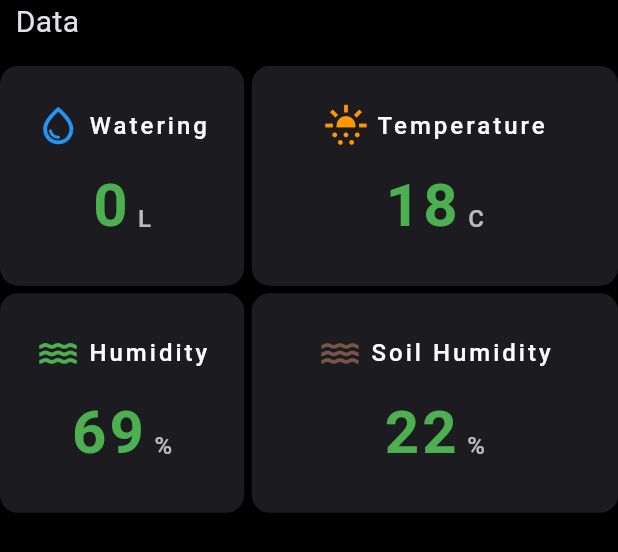
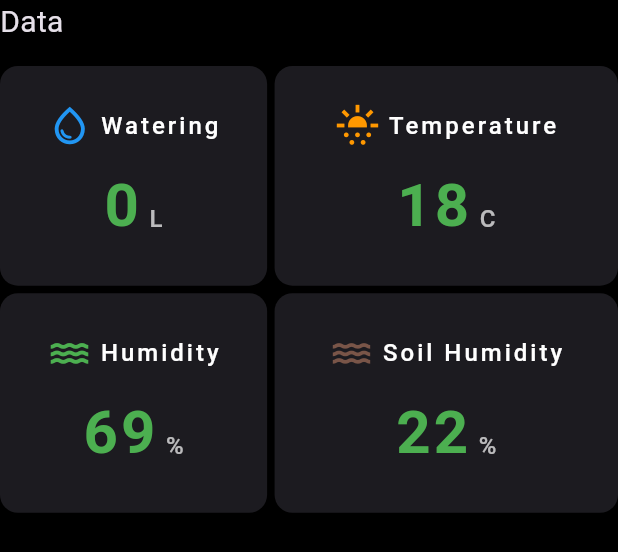
Before and after one commit to ahmedelshahed21/Smart_Farm_App, a Flutter app: the PlantDataSection widget shown alone on an empty page, opened directly, on a phone screen of 412 x 824 dp. Shown: the top 552 px of the screen. Run offline on Flutter 3.47's test engine with Material 3 defaults, Android fonts, the phone set to English and light mode, and no system bars; our stand-ins replace animated_splash_screen, lottie, page_transition, percent_indicator, sleek_circular_slider.

Commit message:
Commit 12

```diff
--- a/lib/core/widgets/plant_data_card.dart
+++ b/lib/core/widgets/plant_data_card.dart
@@ -13,8 +13,6 @@ class PlantDataCard extends StatelessWidget{
   Widget build(BuildContext context) {
     return Container(
       padding: EdgeInsets.symmetric(vertical: MediaQuery.of(context).size.height*.03),
-      // height: MediaQuery.of(context).size.height*0.16,
-      // width: MediaQuery.of(context).size.width*width!,
       decoration: BoxDecoration(
           borderRadius: BorderRadius.circular(12),
           color: kItemColor
--- a/lib/features/plant/presentation/views/widgets/plant_data_section.dart
+++ b/lib/features/plant/presentation/views/widgets/plant_data_section.dart
@@ -14,57 +14,59 @@ class PlantDataSection extends StatelessWidget {
     return Column(
       crossAxisAlignment: CrossAxisAlignment.start,
       children: [
-        const Text('\t\tData',
+        const Text('Data',
           style: TextStyle(
             fontSize: 20,
-            //color: kPrimaryColor
           ),
         ),
         const SizedBox(height: 15),
         Row(
+          mainAxisAlignment: MainAxisAlignment.center,
           children: [
             Expanded(
-              flex: 2,
-              child: Column(
-                mainAxisAlignment: MainAxisAlignment.center,
-                children: [
-                  PlantDataCard(
+              flex: 7,
+              child: PlantDataCard(
                   name: 'Watering',
                   icon: Icons.water_drop_outlined,
                   iconColo: Colors.blue,
                   value: water ?? 0,
                   unity: 'L'
               ),
+            ),
+            const SizedBox(width: 5.0),
+            Expanded(
+              flex: 9,
+              child: PlantDataCard(name: 'Temperature',
+                  icon: Icons.sunny_snowing,
+                  iconColo: Colors.orange,
+                  value: temp ?? 17.5,
+                  unity: 'C'
+              ),
+            ),
+
+          ],
+        ),
         const SizedBox(height: 5.0),
-                  PlantDataCard(name: 'Humidity',
+        Row(
+          mainAxisAlignment: MainAxisAlignment.center,
+          children: [
+            Expanded(
+              flex: 7,
+              child: PlantDataCard(name: 'Humidity',
                   icon: Icons.water,
                   iconColo: kPrimaryColor,
                   value: humidity?? 69.1,
                   unity: '%'
               ),
-                ],
-              ),
             ),
             const SizedBox(width: 5.0),
             Expanded(
-              flex: 3,
-              child: Column(
-                mainAxisAlignment: MainAxisAlignment.center,
-                children: [
-                  PlantDataCard(name: 'Temperature',
-                      icon: Icons.sunny_snowing,
-                      iconColo: Colors.orange,
-                      value: temp ?? 17.5,
-                      unity: 'C'
-                  ),
-                  const SizedBox(height: 5.0),
-                  PlantDataCard(name: 'Soil Humidity',
+              flex: 9,
+              child: PlantDataCard(name: 'Soil Humidity',
                   icon: Icons.water,
                   iconColo: Colors.brown,
                   value: soilHumidity ?? 22,
                   unity: '%'
-                  ),
-                ],
               ),
             ),
           ],
```
Lines whose indentation alone changed are shown as unchanged.
